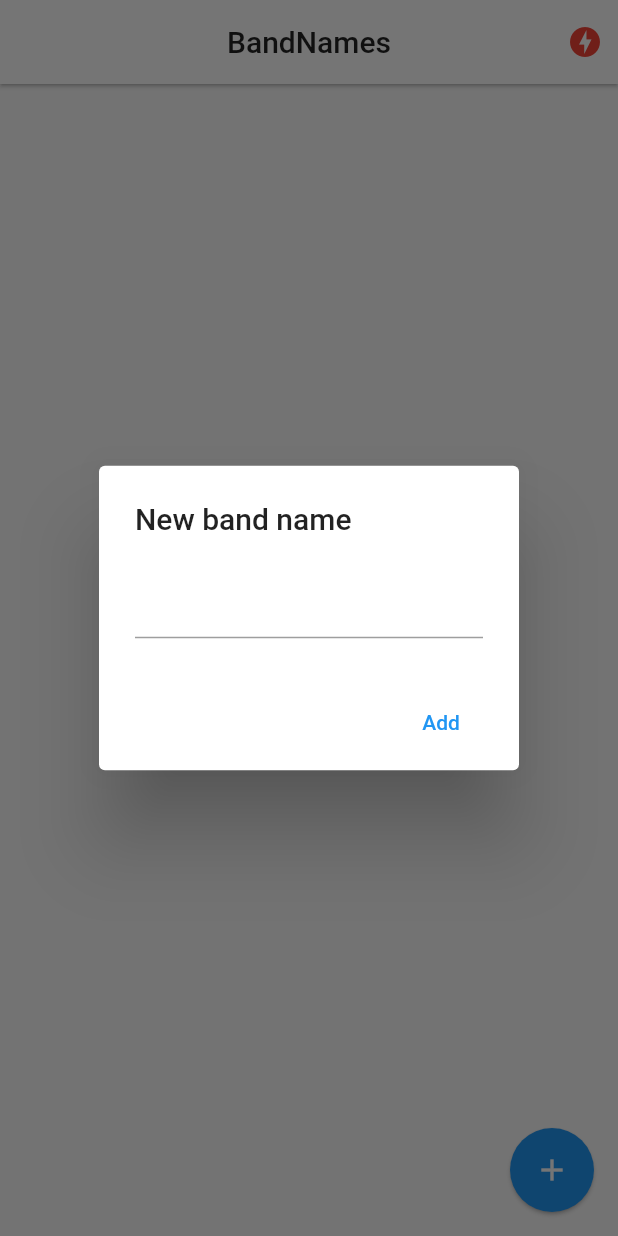
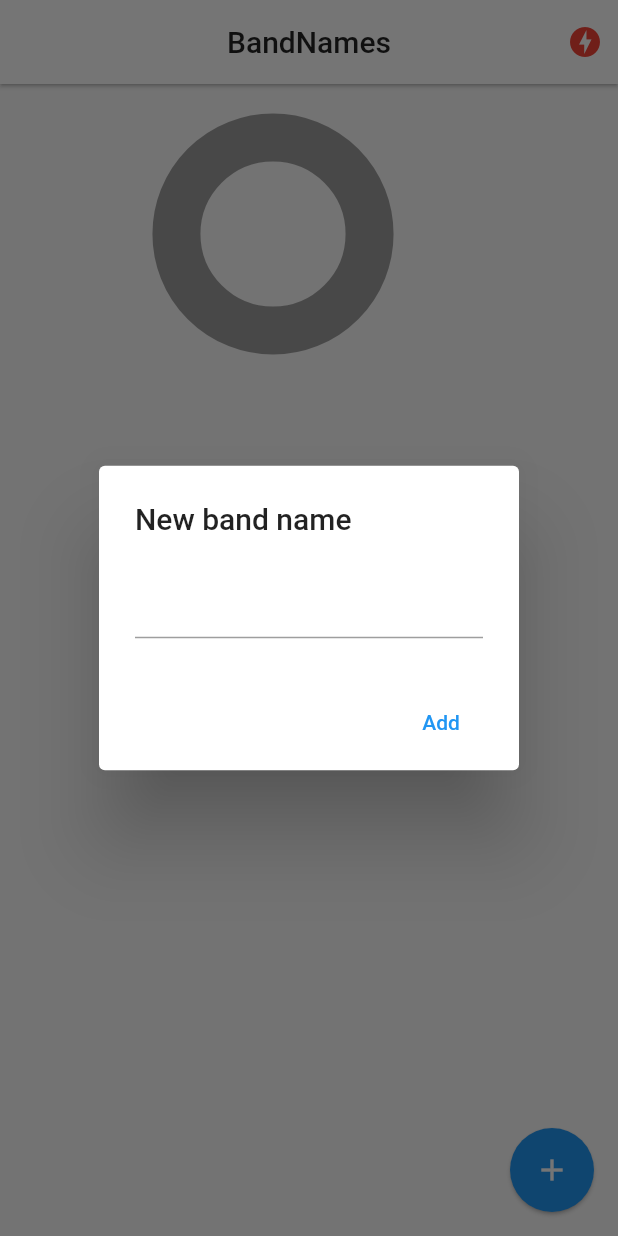
Before and after one commit to Sloot04/band_names, a Flutter app: the screen it shows after launch, after a tap on the "add" icon, on a phone screen of 412 x 824 dp. Run offline on Flutter 3.47's test engine with Material 2 defaults, Android fonts, the phone set to English and light mode, and no system bars; drawn by our look-alikes of pie_chart; our stand-ins replace socket_io_client; network calls fail.

Commit message:
App Terminada

```diff
--- a/lib/pages/home.dart
+++ b/lib/pages/home.dart
@@ -2,6 +2,7 @@ import 'dart:io';
 
 import 'package:flutter/cupertino.dart';
 import 'package:flutter/material.dart';
+import 'package:pie_chart/pie_chart.dart';
 import 'package:provider/provider.dart';
 
 import 'package:band_names/models/band.dart';
@@ -18,12 +19,13 @@ class _HomePageState extends State<HomePage> {
   @override
   void initState() {
     final socketServices = Provider.of<SocketService>(context, listen: false);
-    socketServices.socket.on('active-bands', (payload) {
+    socketServices.socket.on('active-bands', _handleActiveBands);
+    super.initState();
+  }
+
+  _handleActiveBands(dynamic payload) {
     this.bands = (payload as List).map((band) => Band.fromMap(band)).toList();
-
     setState(() {});
-    });
-    super.initState();
   }
 
   @override
@@ -54,9 +56,16 @@ class _HomePageState extends State<HomePage> {
           ),
         ],
       ),
-      body: ListView.builder(
+      body: Column(
+        children: [
+          _showGraph(),
+          Expanded(
+            child: ListView.builder(
               itemCount: bands.length,
               itemBuilder: (context, i) => _bandTile(bands[i]),
+            ),
+          ),
+        ],
       ),
       floatingActionButton: FloatingActionButton(
         onPressed: addNewBand,
@@ -72,9 +81,8 @@ class _HomePageState extends State<HomePage> {
     return Dismissible(
       key: Key(band.id),
       direction: DismissDirection.startToEnd,
-      onDismissed: (DismissDirection dismiss) {
-        socketService.socket.emit('delete-band', {'id': band.id});
-      },
+      onDismissed: (DismissDirection dismiss) =>
+          socketService.socket.emit('delete-band', {'id': band.id}),
       background: Container(
         padding: EdgeInsets.only(left: 8.0),
         color: Colors.red.withOpacity(0.8),
@@ -95,9 +103,7 @@ class _HomePageState extends State<HomePage> {
           '${band.votes}',
           style: TextStyle(fontSize: 20),
         ),
-        onTap: () {
-          socketService.socket.emit('vote-band', {'id': band.id});
-        },
+        onTap: () => socketService.socket.emit('vote-band', {'id': band.id}),
       ),
     );
   }
@@ -108,8 +114,7 @@ class _HomePageState extends State<HomePage> {
     if (Platform.isAndroid) {
       return showDialog(
           context: context,
-          builder: (context) {
-            return AlertDialog(
+          builder: (_) => AlertDialog(
                 title: Text('New band name'),
                 content: TextField(controller: textController),
                 actions: [
@@ -120,13 +125,11 @@ class _HomePageState extends State<HomePage> {
                     textColor: Colors.blue,
                   )
                 ],
-            );
-          });
+              ));
     }
     showCupertinoDialog(
         context: context,
-        builder: (_) {
-          return CupertinoAlertDialog(
+        builder: (_) => CupertinoAlertDialog(
               title: Text('New ban name'),
               content: CupertinoTextField(controller: textController),
               actions: [
@@ -141,8 +144,7 @@ class _HomePageState extends State<HomePage> {
                   onPressed: () => Navigator.pop(context),
                 )
               ],
-          );
-        });
+            ));
   }
 
   void addBandToList(String name) {
@@ -152,4 +154,54 @@ class _HomePageState extends State<HomePage> {
     }
     Navigator.pop(context);
   }
+
+  // Mostrar gáfica
+
+  Widget _showGraph() {
+    Map<String, double> dataMap = new Map();
+    bands.forEach(
+        (band) => dataMap.putIfAbsent(band.name, () => band.votes.toDouble()));
+
+    final List<Color> colorList = [
+      Colors.blue.shade50,
+      Colors.blue.shade200,
+      Colors.red.shade100,
+      Colors.red.shade200,
+      Colors.yellow.shade50,
+      Colors.yellow.shade200,
+      Colors.green.shade50,
+      Colors.green.shade200,
+    ];
+    return Container(
+        padding: EdgeInsets.symmetric(vertical: 10),
+        width: double.infinity,
+        height: 200,
+        child: PieChart(
+          dataMap: dataMap,
+          animationDuration: Duration(milliseconds: 800),
+          // chartLegendSpacing: 32,
+          chartRadius: MediaQuery.of(context).size.width / 3.2,
+          colorList: colorList,
+          initialAngleInDegree: 0,
+          chartType: ChartType.ring,
+          ringStrokeWidth: 32,
+          // centerText: "HYBRID",
+          legendOptions: LegendOptions(
+            showLegendsInRow: false,
+            legendPosition: LegendPosition.right,
+            showLegends: true,
+            // legendShape: _BoxShape.circle,
+            legendTextStyle: TextStyle(
+              fontWeight: FontWeight.bold,
+            ),
+          ),
+          chartValuesOptions: ChartValuesOptions(
+            showChartValueBackground: false,
+            showChartValues: true,
+            showChartValuesInPercentage: false,
+            showChartValuesOutside: true,
+            decimalPlaces: 0,
+          ),
+        ));
   }
+}
--- a/pubspec.yaml
+++ b/pubspec.yaml
@@ -30,6 +30,7 @@ dependencies:
   cupertino_icons: ^1.0.2
   socket_io_client: ^2.0.0-beta.4-nullsafety.0
   provider: ^5.0.0
+  pie_chart: ^5.0.0
 
 dev_dependencies:
   flutter_test:
```
Also changed, not shown: pubspec.lock. Lines whose indentation alone changed are shown as unchanged.
